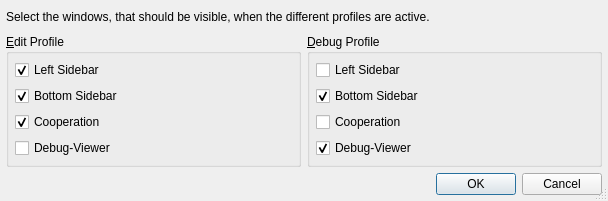
Qt form Preferences/ViewProfileSidebarsDialog.ui (testmana2/test) before a commit.
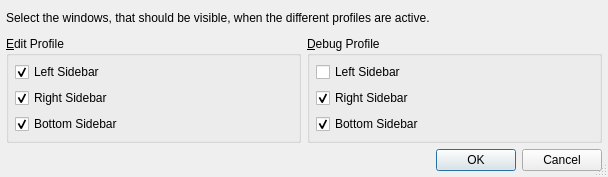
The same form after that commit.

Commit message: Changed the layout of the right side widgets and added a sub menu for the switching between the 'inner' windows.

Patch:
```diff
--- a/Preferences/ViewProfileSidebarsDialog.ui
+++ b/Preferences/ViewProfileSidebarsDialog.ui
@@ -7,7 +7,7 @@
     <x>0</x>
     <y>0</y>
     <width>608</width>
-    <height>201</height>
+    <height>177</height>
    </rect>
   </property>
   <property name="windowTitle">
@@ -43,6 +43,16 @@
         </property>
        </widget>
       </item>
+      <item>
+       <widget class="QCheckBox" name="eprtCheckBox">
+        <property name="text">
+         <string>Right Sidebar</string>
+        </property>
+        <property name="checked">
+         <bool>true</bool>
+        </property>
+       </widget>
+      </item>
       <item>
        <widget class="QCheckBox" name="ephtCheckBox">
         <property name="text">
@@ -53,23 +63,6 @@
         </property>
        </widget>
       </item>
-      <item>
-       <widget class="QCheckBox" name="epcoCheckBox">
-        <property name="text">
-         <string>Cooperation</string>
-        </property>
-        <property name="checked">
-         <bool>true</bool>
-        </property>
-       </widget>
-      </item>
-      <item>
-       <widget class="QCheckBox" name="epdbCheckBox">
-        <property name="text">
-         <string>Debug-Viewer</string>
-        </property>
-       </widget>
-      </item>
      </layout>
     </widget>
    </item>
@@ -86,6 +79,16 @@
         </property>
        </widget>
       </item>
+      <item>
+       <widget class="QCheckBox" name="dprtCheckBox">
+        <property name="text">
+         <string>Right Sidebar</string>
+        </property>
+        <property name="checked">
+         <bool>true</bool>
+        </property>
+       </widget>
+      </item>
       <item>
        <widget class="QCheckBox" name="dphtCheckBox">
         <property name="text">
@@ -96,23 +99,6 @@
         </property>
        </widget>
       </item>
-      <item>
-       <widget class="QCheckBox" name="dpcoCheckBox">
-        <property name="text">
-         <string>Cooperation</string>
-        </property>
-       </widget>
-      </item>
-      <item>
-       <widget class="QCheckBox" name="dpdbCheckBox">
-        <property name="text">
-         <string>Debug-Viewer</string>
-        </property>
-        <property name="checked">
-         <bool>true</bool>
-        </property>
-       </widget>
-      </item>
      </layout>
     </widget>
    </item>
```
Left out of the diff: 14 changed lines with no effect on the pictures. The commit also changes 22 other files.
